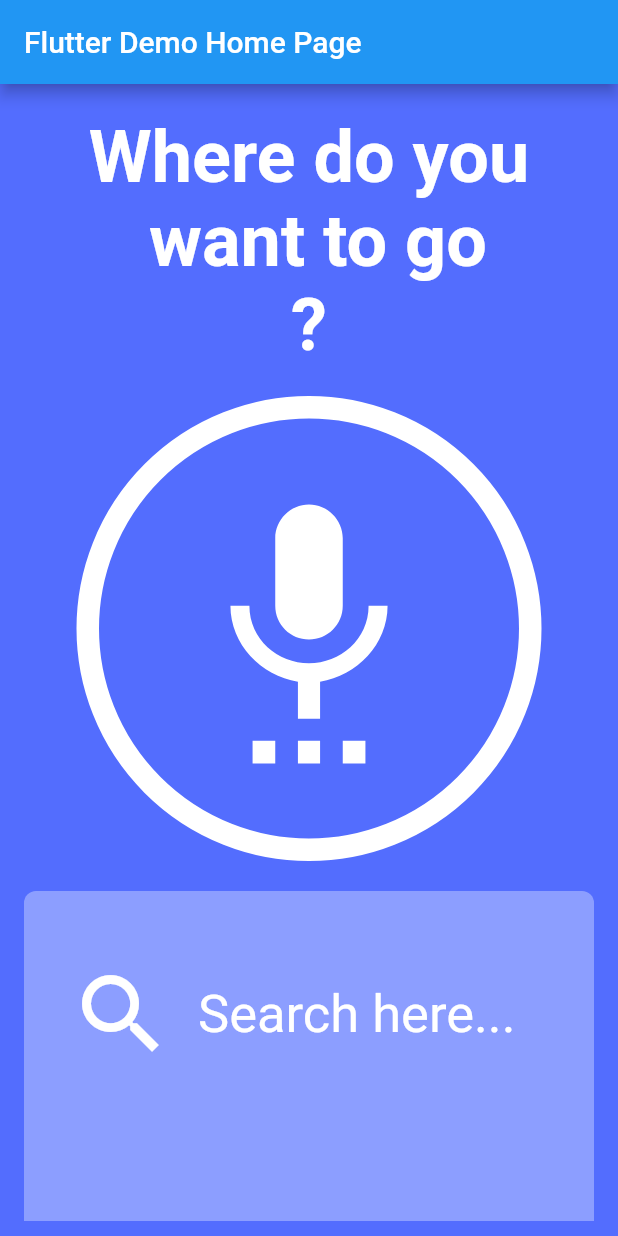
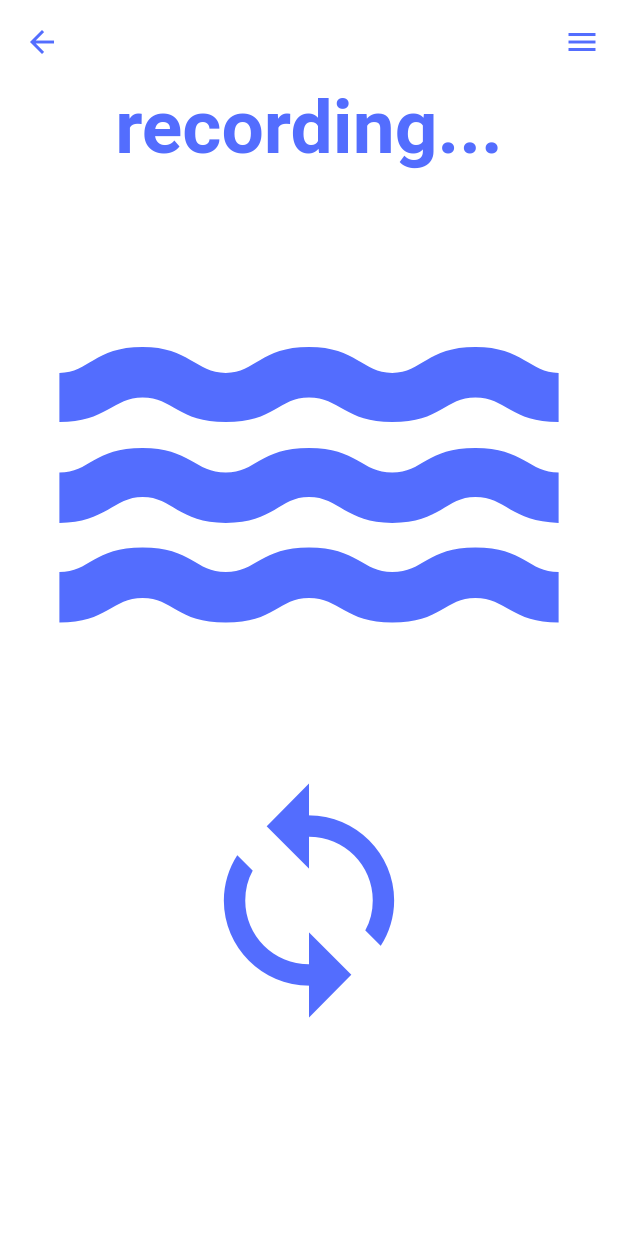
Before and after one commit to gukkame/6Sense, a Flutter app: the screen it shows after launch, after a tap on the "settings voice" icon, on a phone screen of 412 x 824 dp. Run offline on Flutter 3.47's test engine with Material 2 defaults, Android fonts, the light colour scheme and no system bars; our stand-ins replace geolocator.

Commit message:
Homepage ready

```diff
--- a/app/lib/pages/home.dart
+++ b/app/lib/pages/home.dart
@@ -1,11 +1,10 @@
 import 'package:flutter/material.dart';
 import 'package:flutter/services.dart';
+import 'recording.dart';
 
 class MyHomePage extends StatefulWidget {
   const MyHomePage({super.key, required this.title});
-
   final String title;
-
   @override
   State<MyHomePage> createState() => _MyHomePageState();
 }
@@ -16,7 +15,40 @@ class _MyHomePageState extends State<MyHomePage> {
     return Scaffold( // Everything under return will be displayed on the screen
     backgroundColor: Colors.indigoAccent,
       appBar: AppBar(
-        title: Text(widget.title),
+        title: Text(''),
+        backgroundColor: Colors.transparent,
+        elevation: 0,
+      ),
+      endDrawer: Drawer(
+        child: ListView(
+          padding: EdgeInsets.zero,
+          children: <Widget>[
+            DrawerHeader(
+              decoration: BoxDecoration(
+                color: Colors.white,
+              ),
+              child: Text(
+                'Menu',
+                style: TextStyle(
+                  color: Colors.indigoAccent,
+                  fontSize: 50,
+                ),
+              ),
+            ),
+            ListTile(
+              title: Text('Item 1'),
+              onTap: () {
+                // Handle sidebar item 1 tap
+              },
+            ),
+            ListTile(
+              title: Text('Item 2'),
+              onTap: () {
+                // Handle sidebar item 2 tap
+              },
+            ),
+          ],
+        ),
       ),
       body:  SingleChildScrollView(
         child: Center(
@@ -24,10 +56,9 @@ class _MyHomePageState extends State<MyHomePage> {
           mainAxisAlignment: MainAxisAlignment.center,
           children: <Widget>[
             Container(
-              margin: EdgeInsets.only(top: 20.0),
               child: Text(
               'Where do you \n want to go \n?',
-              style: TextStyle(fontSize: 48,
+              style: TextStyle(fontSize: 50,
               fontWeight: FontWeight.bold,
               color: Colors.white,
               ),
@@ -37,6 +68,10 @@ class _MyHomePageState extends State<MyHomePage> {
             GestureDetector( // gesture for microphone button
             onTap: () {
               // Do something
+              Navigator.push(
+              context,
+              MaterialPageRoute(builder: (context) => RecordingPage()),
+              );
             },
             child: new Align(
                 child: Container(
@@ -53,8 +88,9 @@ class _MyHomePageState extends State<MyHomePage> {
                 )),
           ),
             Container(
-                padding: EdgeInsets.symmetric(horizontal: 30.0, vertical: 50.0,),
-                height: 220,
+                margin: EdgeInsets.only(top: 20.0),
+                padding: EdgeInsets.symmetric(horizontal: 30.0, vertical: 30.0,),
+                height: 124,
                 width: 380,
                 decoration: BoxDecoration(
                 color: Colors.indigoAccent.shade100,
--- /dev/null
+++ b/app/lib/pages/recording.dart
@@ -0,0 +1,84 @@
+import 'package:flutter/material.dart';
+import 'package:flutter/services.dart';
+export 'recording.dart';
+
+class RecordingPage extends StatelessWidget {
+  @override
+  Widget build(BuildContext context) {
+    return Scaffold(
+      backgroundColor: Colors.white,
+      appBar: AppBar(
+        title: Text(''),
+        iconTheme: IconThemeData(
+           color: Colors.indigoAccent,
+        ),
+        backgroundColor: Colors.transparent,
+        elevation: 0,
+      ),
+      endDrawer: Drawer(
+        child: ListView(
+          padding: EdgeInsets.zero,
+          children: <Widget>[
+            DrawerHeader(
+              decoration: BoxDecoration(
+                color: Colors.indigoAccent,
+              ),
+              child: Text(
+                'Menu',
+                style: TextStyle(
+                  color: Colors.white,
+                  fontSize: 55,
+                ),
+              ),
+            ),
+            ListTile(
+              title: Text('Item 1'),
+              onTap: () {
+                // Handle sidebar item 1 tap
+              },
+            ),
+            ListTile(
+              title: Text('Item 2'),
+              onTap: () {
+                // Handle sidebar item 2 tap
+              },
+            ),
+          ],
+        ),
+      ),
+      body:  SingleChildScrollView(
+        child: Center(
+        child: Column(
+          mainAxisAlignment: MainAxisAlignment.center,
+          children: <Widget>[
+            Container(
+              child: Text(
+              'recording...',
+              style: TextStyle(fontSize: 50,
+              fontWeight: FontWeight.bold,
+              color: Colors.indigoAccent,
+              ),
+              textAlign: TextAlign.center,
+            ),
+            ),
+            Container(
+              child: Icon(
+                    Icons.water,
+                    color: Colors.indigoAccent,
+                    size: 400,
+                  ),
+            ),
+            Container(
+              child: Icon(
+                    Icons.sync,
+                    color: Colors.indigoAccent,
+                    size: 170,
+                  ),
+            ),
+          ],
+        ),
+      ),
+      ),
+    );
+  }
+}
```
